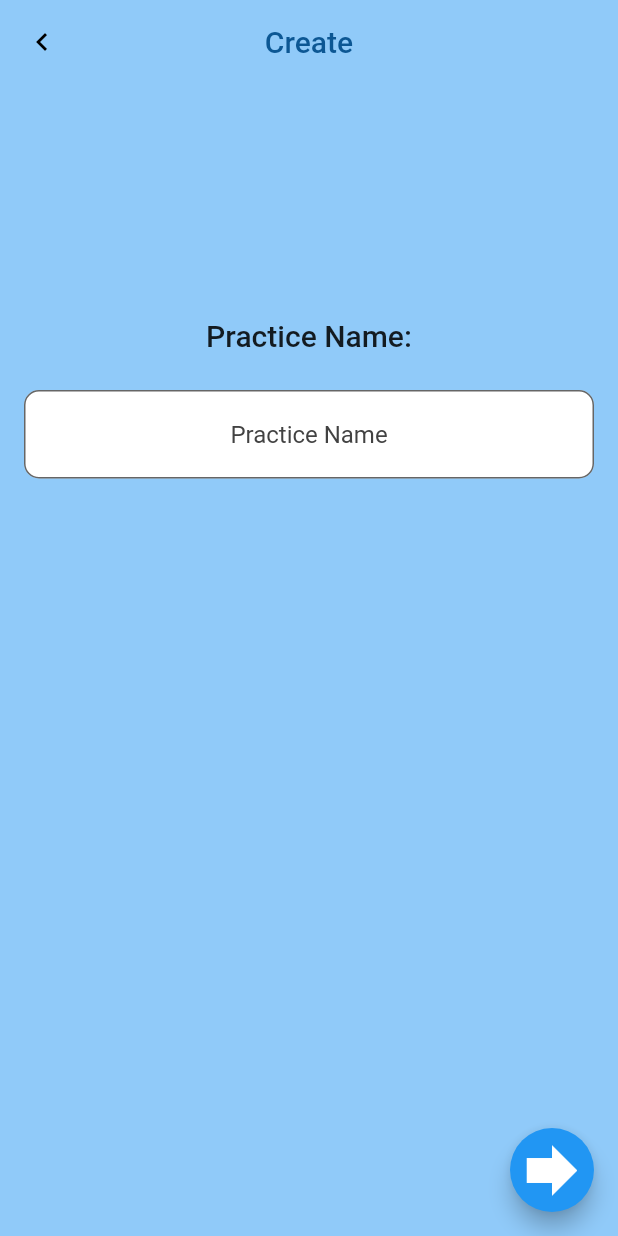
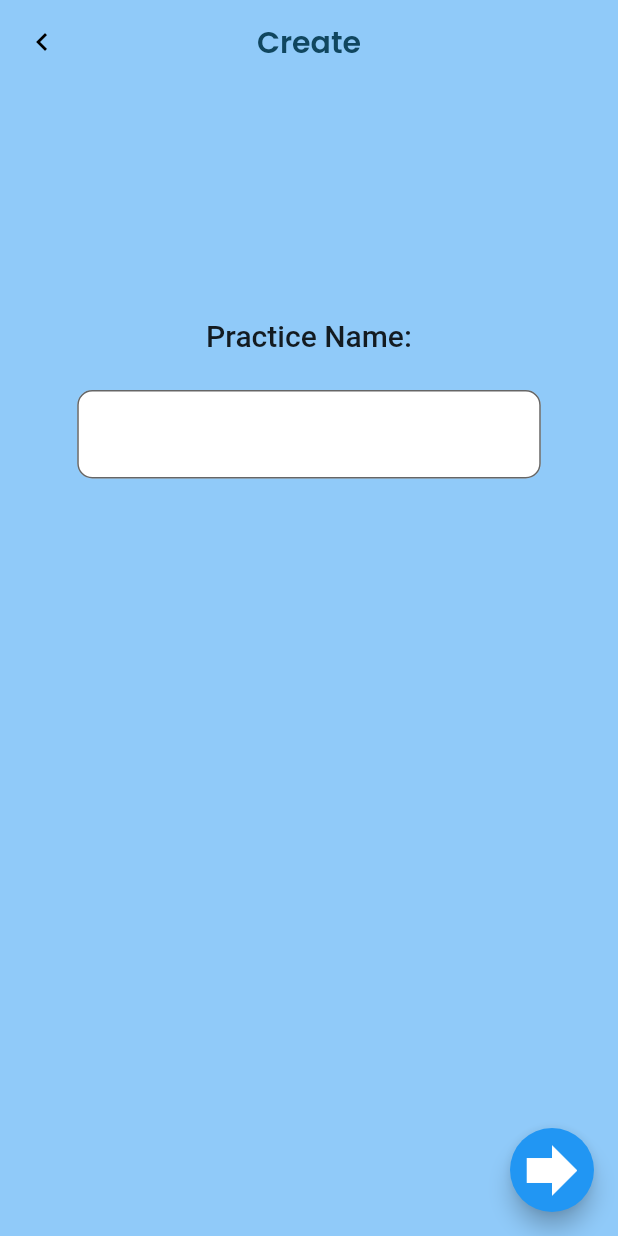
Before and after one commit to pfranz1/swim_timer, a Flutter app: the NameView screen opened directly, on a phone screen of 412 x 824 dp. Run offline on Flutter 3.47's test engine with Material 2 defaults, Android fonts, the phone set to English and light mode, and no system bars; our stand-ins replace equatable, firebase_core, firebase_database, flutter_bloc, go_router, page_transition and 2 more; missing offline and left inert: animated_digit, sorted_list; accounts and stored records are empty.

Commit message:
add font on create page

```diff
--- a/lib/pages/create/views/name_view.dart
+++ b/lib/pages/create/views/name_view.dart
@@ -1,3 +1,4 @@
+import 'dart:math';
 import 'dart:ui';
 
 import 'package:flutter/cupertino.dart';
@@ -56,9 +57,15 @@ class _NameViewState extends State<NameView>
       appBar: AppBar(
         backgroundColor: Colors.transparent,
         elevation: 0,
-        title: Text('Create',
-            //TODO Replace with real color
-            style: TextStyle(color: Color.fromARGB(255, 12, 87, 148))),
+        title: Text(
+          'Create',
+          style: TextStyle(
+            fontSize: 20,
+            color: Color(0xFF10465F),
+            fontFamily: 'Poppins',
+            fontWeight: FontWeight.w600,
+          ),
+        ),
         centerTitle: true,
         leading: IconButton(
             onPressed: () async {
@@ -99,7 +106,11 @@ class _NameViewState extends State<NameView>
                 SizedBox(
                   height: 25,
                 ),
-                TextField(
+                ConstrainedBox(
+                  constraints: BoxConstraints(
+                      maxWidth:
+                          min(500, MediaQuery.of(context).size.width * 3 / 4)),
+                  child: TextField(
                     textAlign: TextAlign.center,
                     controller: widget.nameController,
                     style: TextStyle(),
@@ -109,8 +120,8 @@ class _NameViewState extends State<NameView>
                         ),
                         filled: true,
                         hintStyle: TextStyle(color: Colors.grey[800]),
-                      hintText: "Practice Name",
                         fillColor: Colors.white),
+                  ),
                 ),
               ],
             ),
```
Also changed, not shown: lib/pages/create/views/lane_settings_view.dart (+10 -3 lines). Lines whose indentation alone changed are shown as unchanged.
